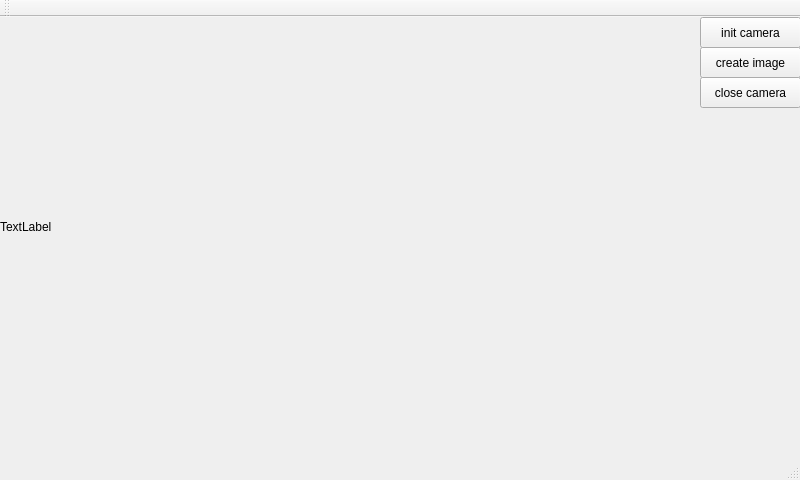
First picture: the form in gui.ui, repository phageweb/micamera, before the edit.
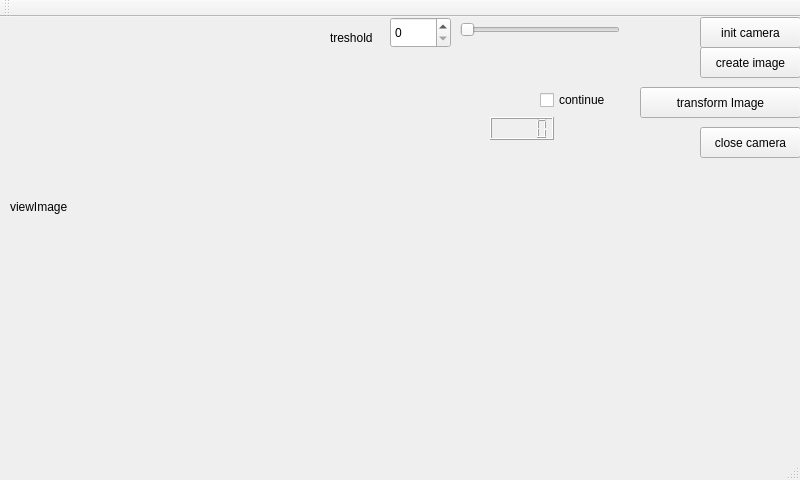
Second picture: the form after the edit.

The edit to the form file:
```diff
--- a/gui.ui
+++ b/gui.ui
@@ -30,14 +30,14 @@
    <widget class="QLabel" name="viewphoto">
     <property name="geometry">
      <rect>
-      <x>0</x>
+      <x>10</x>
       <y>10</y>
-      <width>240</width>
-      <height>400</height>
+      <width>360</width>
+      <height>360</height>
      </rect>
     </property>
     <property name="text">
-     <string>TextLabel</string>
+     <string>viewImage</string>
     </property>
    </widget>
    <widget class="QPushButton" name="create_photo">
@@ -57,7 +57,7 @@
     <property name="geometry">
      <rect>
       <x>700</x>
-      <y>60</y>
+      <y>110</y>
       <width>101</width>
       <height>31</height>
      </rect>
@@ -66,6 +66,84 @@
      <string>close camera</string>
     </property>
    </widget>
+   <widget class="QPushButton" name="transformImage">
+    <property name="geometry">
+     <rect>
+      <x>640</x>
+      <y>70</y>
+      <width>161</width>
+      <height>31</height>
+     </rect>
+    </property>
+    <property name="text">
+     <string>transform Image</string>
+    </property>
+   </widget>
+   <widget class="QLabel" name="label_text">
+    <property name="geometry">
+     <rect>
+      <x>330</x>
+      <y>10</y>
+      <width>68</width>
+      <height>21</height>
+     </rect>
+    </property>
+    <property name="text">
+     <string>treshold</string>
+    </property>
+   </widget>
+   <widget class="QSpinBox" name="spinBox_treshold">
+    <property name="geometry">
+     <rect>
+      <x>390</x>
+      <y>0</y>
+      <width>61</width>
+      <height>31</height>
+     </rect>
+    </property>
+    <property name="maximum">
+     <number>255</number>
+    </property>
+   </widget>
+   <widget class="QSlider" name="horizontalSlider">
+    <property name="geometry">
+     <rect>
+      <x>460</x>
+      <y>0</y>
+      <width>160</width>
+      <height>26</height>
+     </rect>
+    </property>
+    <property name="maximum">
+     <number>255</number>
+    </property>
+    <property name="orientation">
+     <enum>Qt::Horizontal</enum>
+    </property>
+   </widget>
+   <widget class="QCheckBox" name="checkBox_continue">
+    <property name="geometry">
+     <rect>
+      <x>540</x>
+      <y>70</y>
+      <width>99</width>
+      <height>26</height>
+     </rect>
+    </property>
+    <property name="text">
+     <string>continue</string>
+    </property>
+   </widget>
+   <widget class="QLCDNumber" name="lcdNumber">
+    <property name="geometry">
+     <rect>
+      <x>490</x>
+      <y>100</y>
+      <width>64</width>
+      <height>23</height>
+     </rect>
+    </property>
+   </widget>
   </widget>
   <widget class="QMenuBar" name="menuBar">
    <property name="geometry">
```
Left out of the diff: 6 changed lines with no effect on the pictures.
